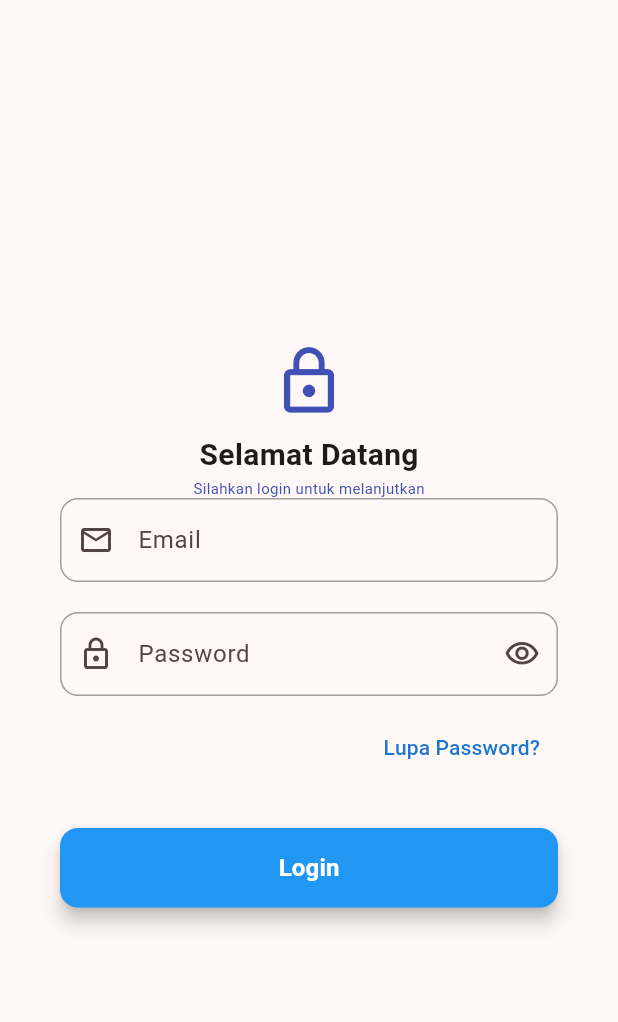
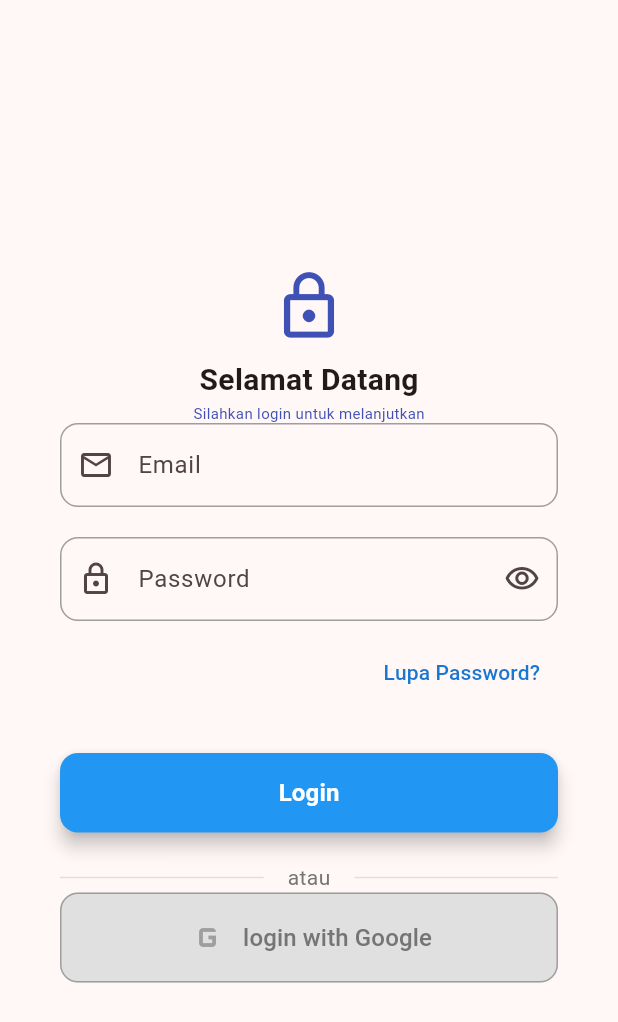
Before and after one commit to GUYwithPTSD/tugas_week6_1123150135, a Flutter app: the screen it shows after launch, on a phone screen of 412 x 824 dp. Shown: the top 1022 px of the screen. Run offline on Flutter 3.47's test engine with Material 3 defaults, Android fonts, the light colour scheme and no system bars.

Commit message:
commit 18 - desain button login with google

```diff
--- a/lib/login.dart
+++ b/lib/login.dart
@@ -80,6 +80,7 @@ class Login extends StatelessWidget {
                   ),
                 ),
                 SizedBox(height: 30),
+
                 ElevatedButton(
                   onPressed: () {},
                   style: ElevatedButton.styleFrom(
@@ -97,6 +98,37 @@ class Login extends StatelessWidget {
                     style: TextStyle(fontSize: 16, fontWeight: FontWeight.bold),
                   ),
                 ),
+                SizedBox(height: 20.0),
+                Row(
+                  children: [
+                    Expanded(child: Divider(color: Colors.grey[300])),
+                    Padding(
+                      padding: const EdgeInsets.symmetric(horizontal: 16),
+                      child: Text(
+                        "atau",
+                        style: TextStyle(color: Colors.grey[600]),
+                      ),
+                    ),
+                    Expanded(child: Divider(color: Colors.grey[300])),
+                  ],
+                ),
+                OutlinedButton.icon(
+                  onPressed: () {},
+                  icon: Icon(Icons.g_mobiledata, color: Colors.grey, size: 30),
+                  label: Text(
+                    "login with Google",
+                    style: TextStyle(color: Colors.grey[600], fontSize: 16),
+                  ),
+                  style: OutlinedButton.styleFrom(
+                    backgroundColor: Colors.grey[300],
+                    side: BorderSide(color: Colors.grey[500]!),
+                    padding: EdgeInsets.symmetric(vertical: 15.0),
+                    minimumSize: Size(double.infinity, 50),
+                    shape: RoundedRectangleBorder(
+                      borderRadius: BorderRadius.all(Radius.circular(12.0)),
+                    ),
+                  ),
+                ),
               ],
             ),
           ),
```
